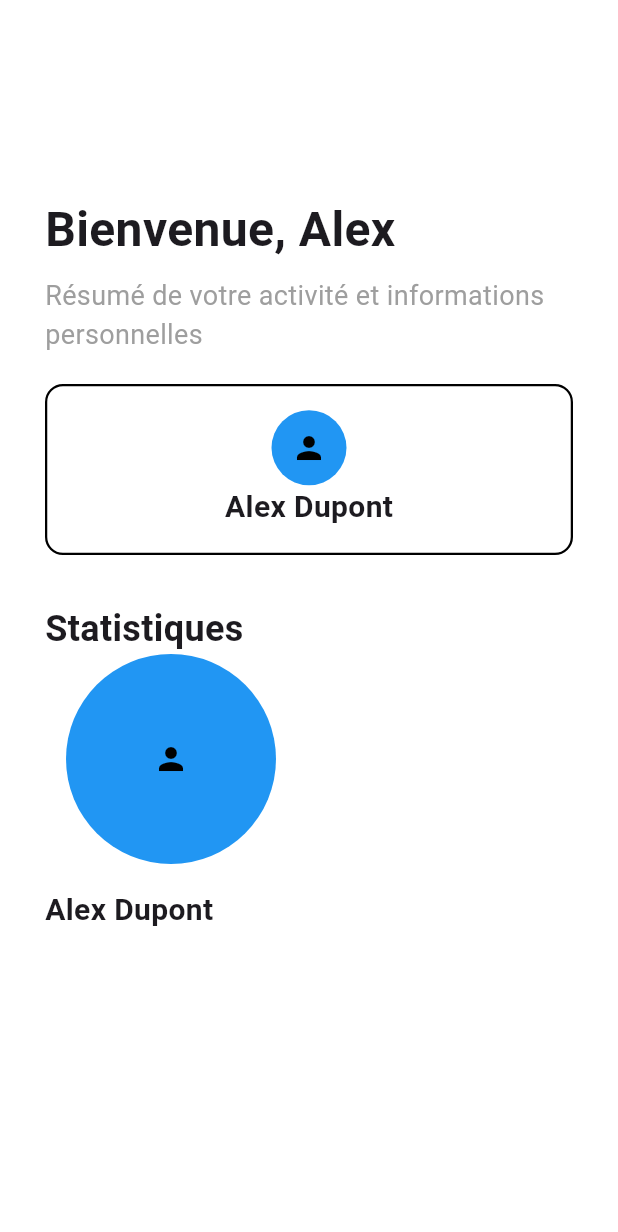
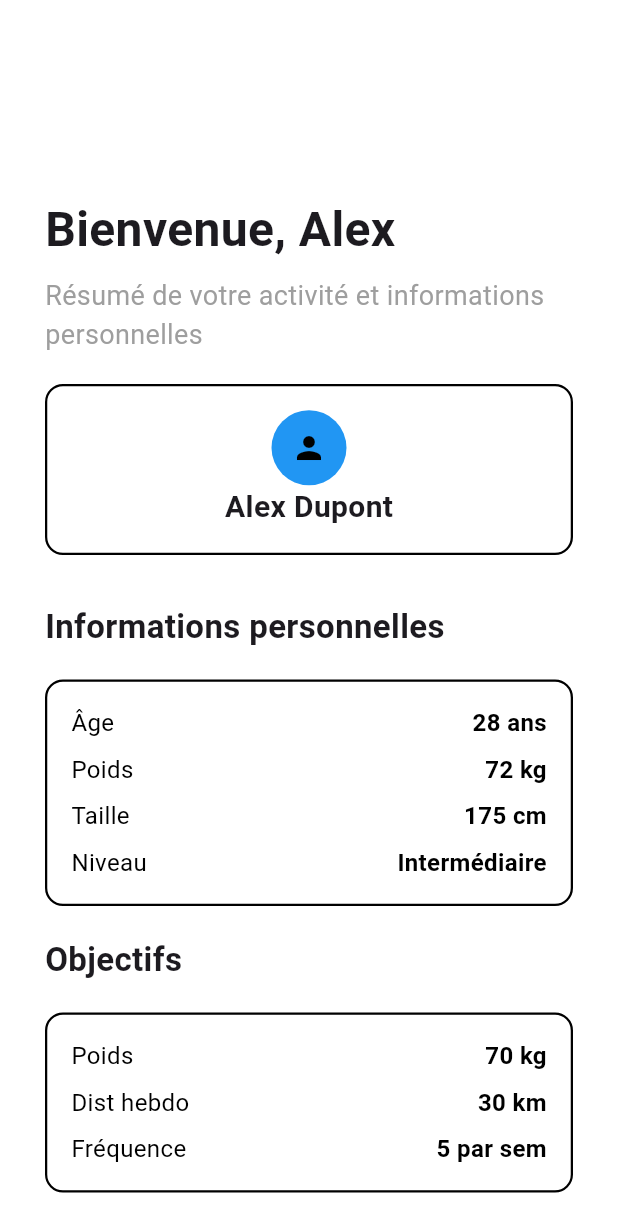
Before and after one commit to ferum-pdg/mobile-app, a Flutter app: the screen it shows after launch, on a phone screen of 412 x 824 dp. Shown: the top 1232 px of the screen. Run offline on Flutter 3.47's test engine with Material 3 defaults, Android fonts, the phone set to English and light mode, and no system bars.

Commit message:
feat: add personal infos and goals

```diff
--- a/lib/pages/profile.dart
+++ b/lib/pages/profile.dart
@@ -61,39 +61,112 @@ class ProfilePage extends StatelessWidget {
               const SizedBox(height: 12),
 
               const Text(
-                'Statistiques',
-                style: TextStyle(fontSize: 24, fontWeight: FontWeight.bold),
+                'Informations personnelles',
+                style: TextStyle(fontSize: 22, fontWeight: FontWeight.bold),
               ),
 
-              Expanded(
-                child: GridView.count(
-                  crossAxisCount: 2,
-                  mainAxisSpacing: 16,
-                  crossAxisSpacing: 16,
-                  childAspectRatio: 1.2,
+              Container(
+                width: double.infinity,
+                margin: const EdgeInsets.symmetric(vertical: 20),
+                padding: const EdgeInsets.all(16),
+                decoration: BoxDecoration(
+                  color: Colors.white,
+                  borderRadius: BorderRadius.circular(12),
+                  border: Border.all(color: Colors.black, width: 1.5),
+                ),
+                child: Column(
                   children: [
-                    Container(
-                    width: 50,
-                    height: 50,
-                    decoration: const BoxDecoration(
-                      shape: BoxShape.circle,
-                      color: Colors.blue,
+                    Row(
+                      mainAxisAlignment: MainAxisAlignment.spaceBetween,
+                      children: const [
+                        Text('Âge', style: TextStyle(fontSize: 16, color: Colors.black)),
+                        Text('28 ans', style: TextStyle(fontSize: 16, fontWeight: FontWeight.bold, color: Colors.black))
+                      ],
                     ),
-                    child: const Center(
-                      child: Icon(Icons.person, color: Colors.black),
+
+                    const SizedBox(height: 8),
+
+                    Row(
+                      mainAxisAlignment: MainAxisAlignment.spaceBetween,
+                      children: const [
+                        Text('Poids', style: TextStyle(fontSize: 16, color: Colors.black)),
+                        Text('72 kg', style: TextStyle(fontSize: 16, fontWeight: FontWeight.bold, color: Colors.black))
+                      ],
                     ),
+
+                    const SizedBox(height: 8),
+
+
+                    Row(
+                      mainAxisAlignment: MainAxisAlignment.spaceBetween,
+                      children: const [
+                        Text('Taille', style: TextStyle(fontSize: 16, color: Colors.black)),
+                        Text('175 cm', style: TextStyle(fontSize: 16, fontWeight: FontWeight.bold, color: Colors.black))
+                      ],
                     ),
-                    const SizedBox(width: 24),
-                    const Text(
-                      'Alex Dupont',
-                      style: TextStyle(fontSize: 20, fontWeight: FontWeight.bold),
+
+                    const SizedBox(height: 8),
+
+                    Row(
+                      mainAxisAlignment: MainAxisAlignment.spaceBetween,
+                      children: const [
+                        Text('Niveau', style: TextStyle(fontSize: 16, color: Colors.black)),
+                        Text('Intermédiaire', style: TextStyle(fontSize: 16, fontWeight: FontWeight.bold, color: Colors.black))
+                      ],
+                    )
+                  ],
+                ),
+              ),
+
+              const Text(
+                'Objectifs',
+                style: TextStyle(fontSize: 22, fontWeight: FontWeight.bold),
+              ),
+
+              Container(
+                width: double.infinity,
+                margin: const EdgeInsets.symmetric(vertical: 20),
+                padding: const EdgeInsets.all(16),
+                decoration: BoxDecoration(
+                  color: Colors.white,
+                  borderRadius: BorderRadius.circular(12),
+                  border: Border.all(color: Colors.black, width: 1.5),
+                ),
+                child: Column(
+                  children: [
+                    Row(
+                      mainAxisAlignment: MainAxisAlignment.spaceBetween,
+                      children: const [
+                        Text('Poids', style: TextStyle(fontSize: 16, color: Colors.black)),
+                        Text('70 kg', style: TextStyle(fontSize: 16, fontWeight: FontWeight.bold, color: Colors.black))
+                      ],
+                    ),
+
+                    const SizedBox(height: 8),
+
+                    Row(
+                      mainAxisAlignment: MainAxisAlignment.spaceBetween,
+                      children: const [
+                        Text('Dist hebdo', style: TextStyle(fontSize: 16, color: Colors.black)),
+                        Text('30 km', style: TextStyle(fontSize: 16, fontWeight: FontWeight.bold, color: Colors.black))
+                      ],
+                    ),
+
+                    const SizedBox(height: 8),
+
+                    Row(
+                      mainAxisAlignment: MainAxisAlignment.spaceBetween,
+                      children: const [
+                        Text('Fréquence', style: TextStyle(fontSize: 16, color: Colors.black)),
+                        Text('5 par sem', style: TextStyle(fontSize: 16, fontWeight: FontWeight.bold, color: Colors.black))
+                      ],
                     ),
                   ],
-                )
+                ),
               )
-
             ],
-      ),
+        ),
+      )
     );
   }
 }
```
